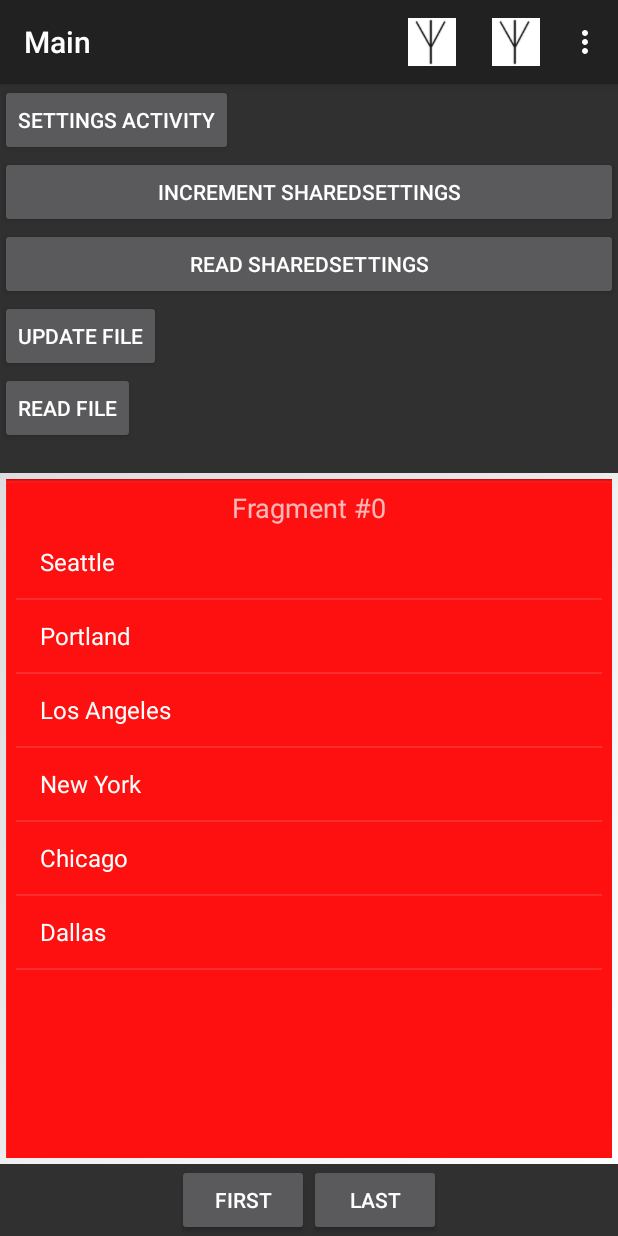
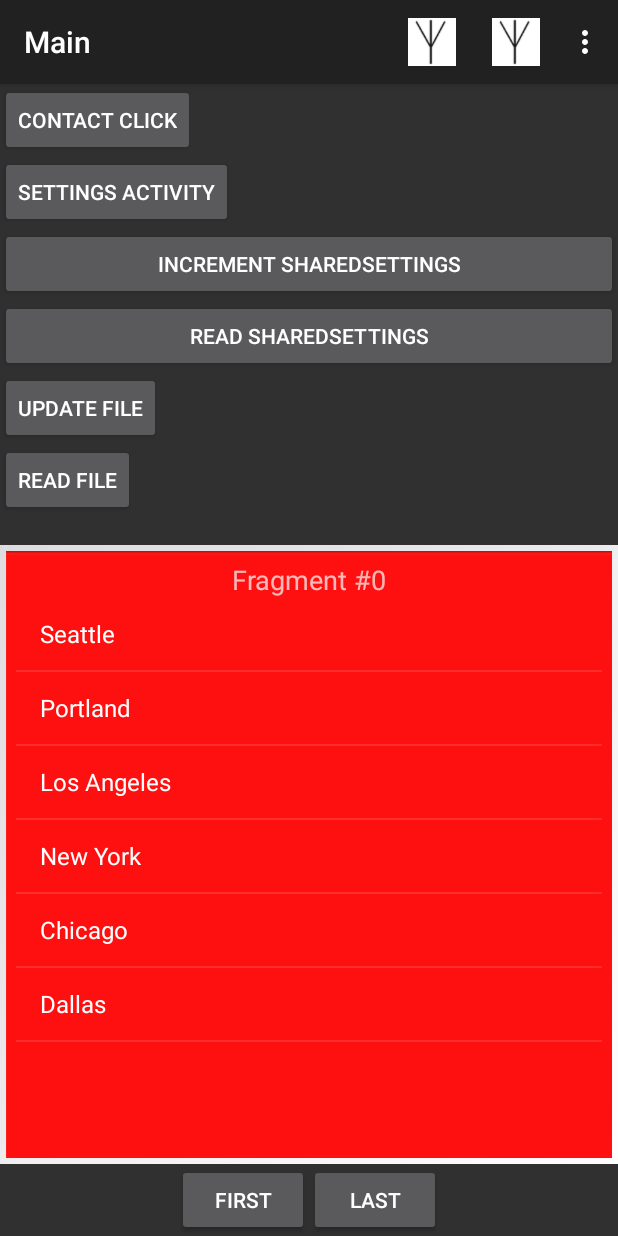
Before and after one commit to danvallejo/android-210, an Android app: the screen it shows after launch (MainActivity), on a phone screen of 412 x 824 dp. Run offline under Robolectric (Android 15) with nearby library versions, the phone set to English and light mode, and no system bars.

Commit message:
content provider

```diff
--- a/HelloWorld/app/src/main/AndroidManifest.xml
+++ b/HelloWorld/app/src/main/AndroidManifest.xml
@@ -1,6 +1,8 @@
 <?xml version="1.0" encoding="utf-8"?>
 <manifest xmlns:android="http://schemas.android.com/apk/res/android"
     package="com.cstructor.helloworld">
+
+    <uses-permission android:name="android.permission.READ_CONTACTS" />
 
     <application
         android:allowBackup="true"
--- a/HelloWorld/app/src/main/res/layout/activity_main.xml
+++ b/HelloWorld/app/src/main/res/layout/activity_main.xml
@@ -12,6 +12,12 @@
         android:elevation="4dp"
         android:theme="@style/ThemeOverlay.AppCompat.ActionBar"
         app:popupTheme="@style/ThemeOverlay.AppCompat.Light"/>
+
+    <Button
+        android:layout_width="wrap_content"
+        android:layout_height="wrap_content"
+        android:text="Contact Click"
+        android:onClick="onContactClick"/>
 
     <Button
         android:layout_width="wrap_content"
```
Also changed, not shown: HelloWorld/app/src/main/java/com/cstructor/helloworld/MainActivity.java (+29 -0 lines).
